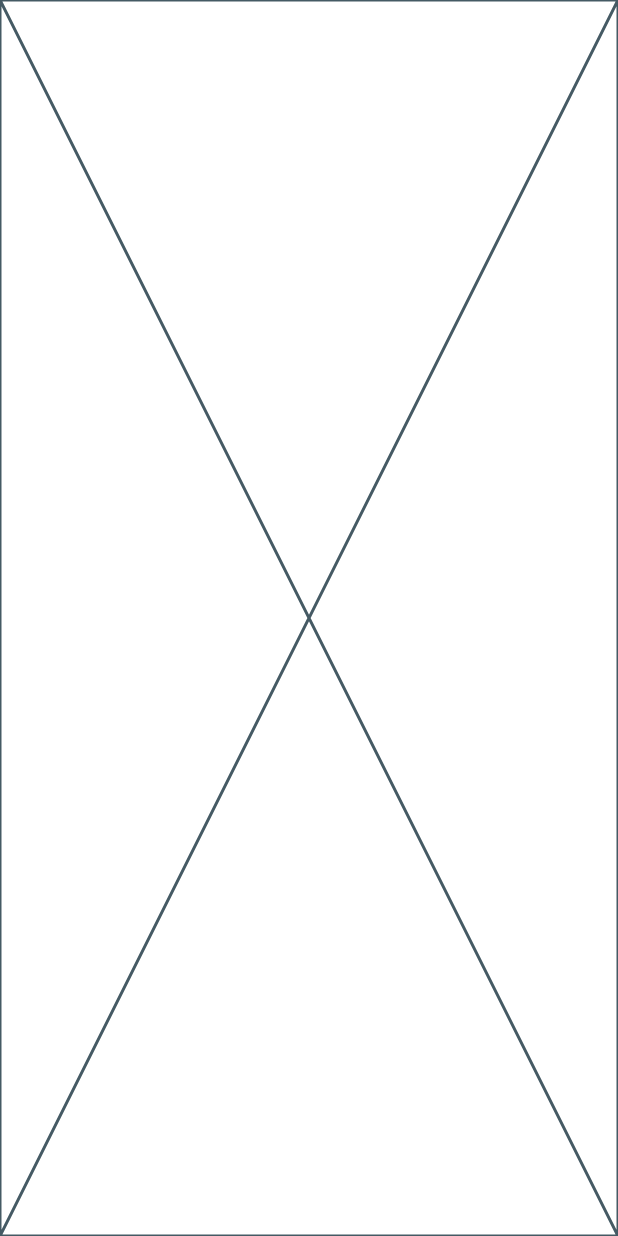
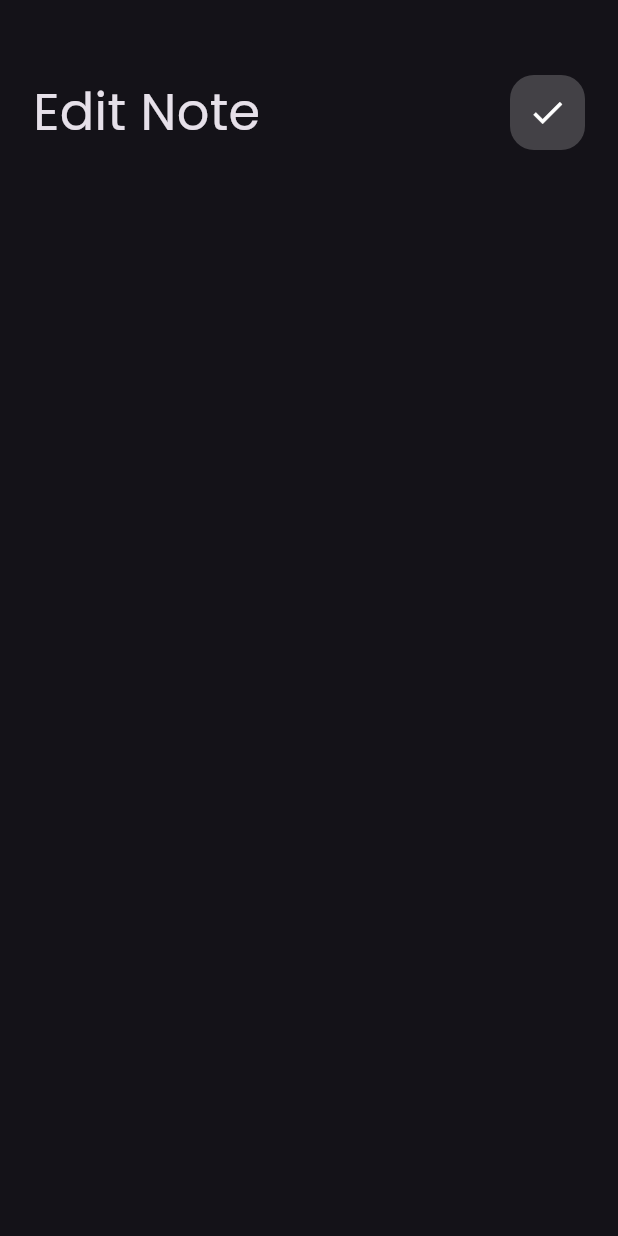
Before and after one commit to AhmedMaresh/notes_app, a Flutter app: the screen it shows after launch, after a tap on "Flutter Tips", on a phone screen of 412 x 824 dp. Run offline on Flutter 3.47's test engine with Material 3 defaults, Android fonts, the phone set to English and light mode, and no system bars.

Commit message:
create custom file, add custom appbar to edit note view

```diff
--- a/lib/views/widgets/add_note_buttom_sheet.dart
+++ b/lib/views/widgets/add_note_buttom_sheet.dart
@@ -1,6 +1,6 @@
 import 'package:flutter/material.dart';
-import 'package:notes_app/views/widgets/custom_button.dart';
-import 'package:notes_app/views/widgets/custom_text_field.dart';
+import 'package:notes_app/views/widgets/custom/custom_button.dart';
+import 'package:notes_app/views/widgets/custom/custom_text_field.dart';
 
 class AddNoteButtomSheet extends StatelessWidget {
   const AddNoteButtomSheet({super.key});
--- /dev/null
+++ b/lib/views/widgets/custom/custom_appbar.dart
@@ -0,0 +1,23 @@
+import 'package:flutter/material.dart';
+import 'package:notes_app/views/widgets/custom/custom_icon.dart';
+
+class CustomAppBar extends StatelessWidget {
+  final String title;
+  final IconData icon;
+
+  const CustomAppBar({super.key, required this.title, required this.icon});
+
+  @override
+  Widget build(BuildContext context) {
+    return Row(
+      children: [
+        Text(
+          title,
+          style: const TextStyle(fontSize: 34, fontWeight: FontWeight.w400),
+        ),
+        Spacer(),
+        CustomIcon(icon: icon),
+      ],
+    );
+  }
+}
--- a/lib/views/widgets/custom_icon.dart
+++ b/lib/views/widgets/custom/custom_icon.dart
@@ -1,7 +1,9 @@
 import 'package:flutter/material.dart';
 
 class CustomIcon extends StatelessWidget {
-  const CustomIcon({super.key});
+  final IconData icon;
+
+  const CustomIcon({super.key, required this.icon});
 
   @override
   Widget build(BuildContext context) {
@@ -12,7 +14,7 @@ class CustomIcon extends StatelessWidget {
         color: Colors.white.withValues(alpha: 0.2),
         borderRadius: BorderRadius.circular(16),
       ),
-      child: Center(child: Icon(Icons.search, size: 26)),
+      child: Center(child: Icon(icon, size: 26)),
     );
   }
 }
--- a/lib/views/widgets/custom_note_item.dart
+++ b/lib/views/widgets/custom/custom_note_item.dart
@@ -1,5 +1,5 @@
 import 'package:flutter/material.dart';
-import 'package:notes_app/views/widgets/edit_note_view_body.dart';
+import 'package:notes_app/views/edit_note_veiw.dart';
 
 class NoteItem extends StatelessWidget {
   const NoteItem({super.key});
@@ -12,7 +12,7 @@ class NoteItem extends StatelessWidget {
         onTap: () {
           Navigator.push(
             context,
-            MaterialPageRoute(builder: (context) => EditNoteViewBody()),
+            MaterialPageRoute(builder: (context) => EditNoteView()),
           );
         },
         child: Container(
--- a/lib/views/widgets/custom_appbar.dart
+++ /dev/null
@@ -1,20 +0,0 @@
-import 'package:flutter/material.dart';
-import 'package:notes_app/views/widgets/custom_icon.dart';
-
-class CustomAppBar extends StatelessWidget {
-  const CustomAppBar({super.key});
-
-  @override
-  Widget build(BuildContext context) {
-    return Row(
-      children: const [
-        Text(
-          'Notes',
-          style: TextStyle(fontSize: 34, fontWeight: FontWeight.w400),
-        ),
-        Spacer(),
-        CustomIcon(),
-      ],
-    );
-  }
-}
--- a/lib/views/widgets/edit_note_view_body.dart
+++ b/lib/views/widgets/edit_note_view_body.dart
@@ -1,10 +1,19 @@
 import 'package:flutter/material.dart';
+import 'package:notes_app/views/widgets/custom/custom_appbar.dart';
 
 class EditNoteViewBody extends StatelessWidget {
   const EditNoteViewBody({super.key});
 
   @override
   Widget build(BuildContext context) {
-    return const Placeholder();
+    return Padding(
+      padding: const EdgeInsets.symmetric(horizontal: 22),
+      child: Column(
+        children: const [
+          SizedBox(height: 50),
+          CustomAppBar(title: 'Edit Note', icon: Icons.check),
+        ],
+      ),
+    );
   }
 }
--- a/lib/views/widgets/notes_list_view.dart
+++ b/lib/views/widgets/notes_list_view.dart
@@ -1,5 +1,5 @@
 import 'package:flutter/material.dart';
-import 'package:notes_app/views/widgets/custom_note_item.dart';
+import 'package:notes_app/views/widgets/custom/custom_note_item.dart';
 
 class NotesListView extends StatelessWidget {
   const NotesListView({super.key});
--- a/lib/views/widgets/notes_view_body.dart
+++ b/lib/views/widgets/notes_view_body.dart
@@ -1,5 +1,5 @@
 import 'package:flutter/material.dart';
-import 'package:notes_app/views/widgets/custom_appbar.dart';
+import 'package:notes_app/views/widgets/custom/custom_appbar.dart';
 import 'package:notes_app/views/widgets/notes_list_view.dart';
 
 class NotesViewBody extends StatelessWidget {
@@ -12,7 +12,7 @@ class NotesViewBody extends StatelessWidget {
       child: Column(
         children: [
           SizedBox(height: 50),
-          CustomAppBar(),
+          CustomAppBar(title: 'Note', icon: Icons.search),
           Expanded(child: NotesListView()),
         ],
       ),
```
Also changed, not shown: lib/views/widgets/custom/custom_button.dart (renamed from lib/views/widgets/custom_button.dart), lib/views/widgets/custom/custom_text_field.dart (renamed from lib/views/widgets/custom_text_field.dart).
